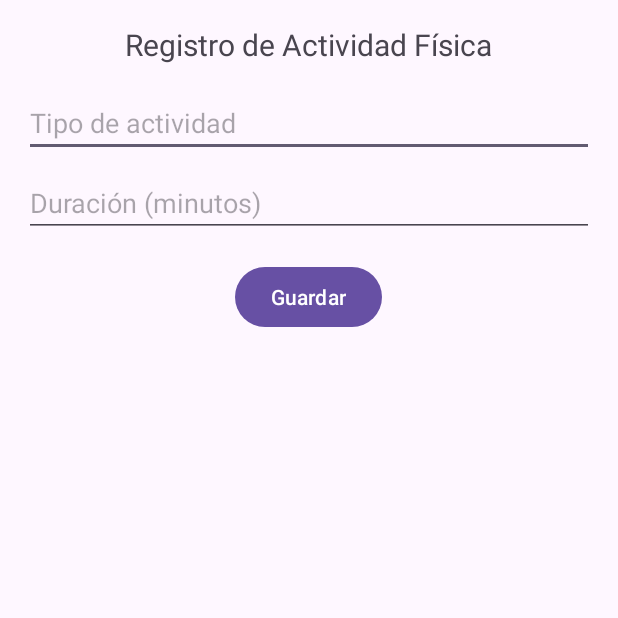
After one commit to cescodc/UniVital, an Android app: the ActividadFisica screen opened directly, with no data from a screen before it, on a phone screen of 412 x 824 dp, the top half of it. The commit adds this screen. Run offline under Robolectric (Android 15) with nearby library versions, the phone set to English and light mode, and no system bars.

Commit message:
Pantalla de Actividad Fisica agregada con un prottipo de visualizacion

```diff
--- a/app/src/main/AndroidManifest.xml
+++ b/app/src/main/AndroidManifest.xml
@@ -13,6 +13,9 @@
         android:theme="@style/Theme.UniVital"
         tools:targetApi="31">
         <activity
+            android:name=".ActividadFisica"
+            android:exported="false" />
+        <activity
             android:name=".MainActivity"
             android:exported="true">
             <intent-filter>
--- /dev/null
+++ b/app/src/main/java/com/example/univital/ActividadFisica.kt
@@ -0,0 +1,11 @@
+package com.example.univital
+
+import androidx.appcompat.app.AppCompatActivity
+import android.os.Bundle
+
+class ActividadFisica : AppCompatActivity() {
+    override fun onCreate(savedInstanceState: Bundle?) {
+        super.onCreate(savedInstanceState)
+        setContentView(R.layout.activity_actividad_fisica)
+    }
+}
--- a/app/src/main/java/com/example/univital/MainActivity.kt
+++ b/app/src/main/java/com/example/univital/MainActivity.kt
@@ -1,11 +1,45 @@
 package com.example.univital
 
+import android.content.Intent
 import androidx.appcompat.app.AppCompatActivity
 import android.os.Bundle
+import android.widget.Button
 
 class MainActivity : AppCompatActivity() {
+
     override fun onCreate(savedInstanceState: Bundle?) {
         super.onCreate(savedInstanceState)
         setContentView(R.layout.activity_main)
+
+        val btnPhysicalActivity: Button = findViewById(R.id.btnPhysicalActivity)
+        val btnDietTracking: Button = findViewById(R.id.btnDietTracking)
+        val btnMeditation: Button = findViewById(R.id.btnMeditation)
+        val btnNotifications: Button = findViewById(R.id.btnNotifications)
+        val btnStatistics: Button = findViewById(R.id.btnStatistics)
+
+        btnPhysicalActivity.setOnClickListener {
+            // Lógica para abrir la pantalla de registro de actividad física
+            startActivity(Intent(this, ActividadFisica::class.java))
+        }
+
+        btnDietTracking.setOnClickListener {
+            // Lógica para abrir la pantalla de seguimiento de la dieta
+            startActivity(Intent(this, DietTrackingActivity::class.java))
+        }
+
+        btnMeditation.setOnClickListener {
+            // Lógica para abrir la pantalla de meditación y bienestar emocional
+            startActivity(Intent(this, MeditationActivity::class.java))
+        }
+
+        btnNotifications.setOnClickListener {
+            // Lógica para abrir la pantalla de notificaciones y recordatorios
+            startActivity(Intent(this, NotificationsActivity::class.java))
+        }
+
+        btnStatistics.setOnClickListener {
+            // Lógica para abrir la pantalla de estadísticas e informes
+            startActivity(Intent(this, StatisticsActivity::class.java))
+        }
     }
 }
--- /dev/null
+++ b/app/src/main/res/layout/activity_actividad_fisica.xml
@@ -0,0 +1,44 @@
+<?xml version="1.0" encoding="utf-8"?>
+<RelativeLayout xmlns:android="http://schemas.android.com/apk/res/android"
+    xmlns:tools="http://schemas.android.com/tools"
+    android:layout_width="match_parent"
+    android:layout_height="match_parent"
+    tools:context=".PhysicalActivityActivity">
+
+    <TextView
+        android:id="@+id/tvActivityTitle"
+        android:layout_width="wrap_content"
+        android:layout_height="wrap_content"
+        android:text="Registro de Actividad Física"
+        android:textSize="20sp"
+        android:layout_centerHorizontal="true"
+        android:layout_marginTop="16dp" />
+
+    <EditText
+        android:id="@+id/etActivityType"
+        android:layout_width="match_parent"
+        android:layout_height="wrap_content"
+        android:hint="Tipo de actividad"
+        android:layout_below="@id/tvActivityTitle"
+        android:layout_marginTop="16dp"
+        android:layout_marginHorizontal="16dp"/>
+
+    <EditText
+        android:id="@+id/etDuration"
+        android:layout_width="match_parent"
+        android:layout_height="wrap_content"
+        android:hint="Duración (minutos)"
+        android:layout_below="@id/etActivityType"
+        android:layout_marginTop="8dp"
+        android:layout_marginHorizontal="16dp"/>
+
+    <Button
+        android:id="@+id/btnSaveActivity"
+        android:layout_width="wrap_content"
+        android:layout_height="wrap_content"
+        android:text="Guardar"
+        android:layout_below="@id/etDuration"
+        android:layout_centerHorizontal="true"
+        android:layout_marginTop="16dp" />
+
+</RelativeLayout>
```
